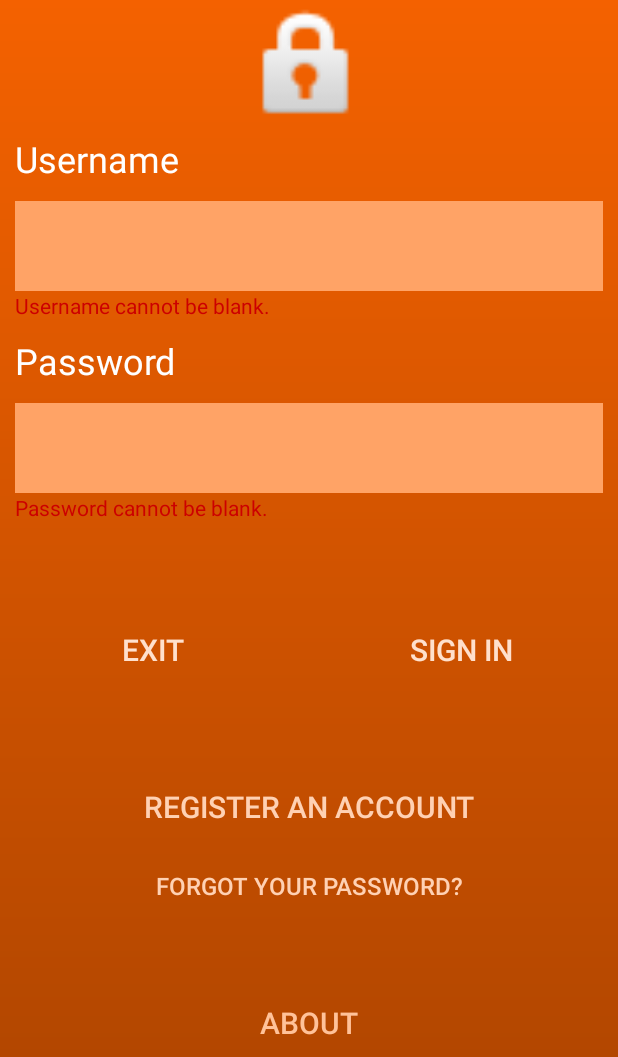
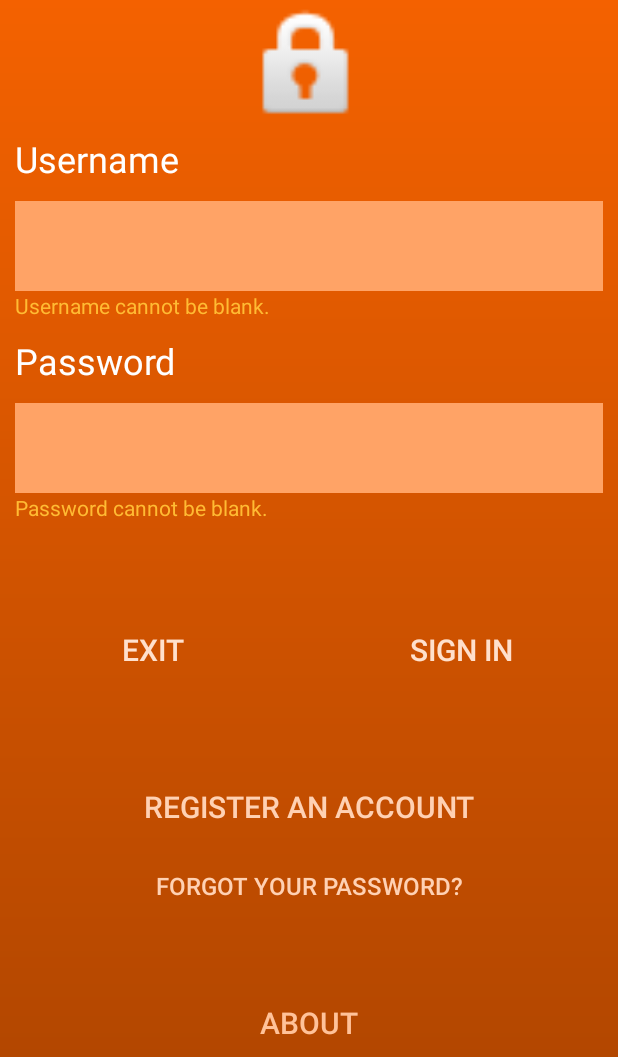
Before and after one commit to pc-chin-android/login-system, an Android app: the screen it shows after launch (LoginActivity), after a tap on "SIGN IN", on a phone screen of 412 x 824 dp, the part 179-1236 px from its top. Run offline under Robolectric (Android 15) with nearby library versions, the phone set to English and light mode, and no system bars; our stand-ins replace Room's generated code.

Commit message:
Set up more stuff

```diff
--- a/app/src/main/java/com/pcchin/loginsys/GeneralFunctions.java
+++ b/app/src/main/java/com/pcchin/loginsys/GeneralFunctions.java
@@ -22,7 +22,7 @@ import javax.crypto.spec.SecretKeySpec;
 import static java.nio.charset.StandardCharsets.UTF_8;
 
 class GeneralFunctions {
-    // Static variables: Creation date, User ID, Device ID
+    // Static variables: Creation date, User ID, Device ID (GUID)
     // Encryption (Salt) : AES, Blowfish, RSA
     // Hashing (Password, restore code) : SHA, PBKDF2
 
@@ -81,4 +81,6 @@ class GeneralFunctions {
 
         return new String(responseByte, UTF_8);
     }
+
+    // TODO: Encrypt & Decrypt
 }
--- a/app/src/main/java/com/pcchin/loginsys/LoginActivity.java
+++ b/app/src/main/java/com/pcchin/loginsys/LoginActivity.java
@@ -17,6 +17,7 @@ import org.jetbrains.annotations.NotNull;
 import java.util.UUID;
 
 public class LoginActivity extends AppCompatActivity {
+    private SharedPreferences.Editor editor;
     private String guidString;
     private boolean doubleBackToExitPressedOnce;
 
@@ -29,12 +30,17 @@ public class LoginActivity extends AppCompatActivity {
         if (guidString == null || guidString.length() == 0) {
             // Set up GUID
             guidString = UUID.randomUUID().toString();
-            SharedPreferences.Editor editor = sharedPref.edit();
+            editor = sharedPref.edit();
             editor.putString("guidString", guidString);
             editor.apply();
         }
 
-        // TODO: Check if user is already logged in
+        boolean isLoggedIn = sharedPref.getBoolean("isLoggedIn", false);
+        if (isLoggedIn) {
+            Intent intent = new Intent(this, UserInfoActivity.class);
+            intent.putExtra("Username", sharedPref.getString("currentUser", ""));
+            startActivity(intent);
+        }
         setContentView(R.layout.activity_login);
     }
 
@@ -83,6 +89,12 @@ public class LoginActivity extends AppCompatActivity {
 
         // Check username and password
         if (firstCheck(username, password) && secondCheck(username, password)) {
+            // Sets isLoggedIn to true
+            editor.putBoolean("isLoggedIn", true);
+            editor.putString("currentUser", username);
+            editor.apply();
+
+            // Starts activity
             Intent intent = new Intent(this, UserInfoActivity.class);
             intent.putExtra("Username", username);
             startActivity(intent);
--- a/app/src/main/res/layout/activity_login.xml
+++ b/app/src/main/res/layout/activity_login.xml
@@ -61,7 +61,7 @@
         android:layout_marginEnd="10dp"
         android:layout_weight="0.5"
         android:text="@string/blank"
-        android:textColor="@android:color/holo_red_dark" />
+        android:textColor="@android:color/holo_orange_light" />
 
     <TextView
         android:id="@+id/login_password_text"
@@ -95,7 +95,7 @@
         android:layout_marginEnd="10dp"
         android:layout_weight="0.5"
         android:text="@string/blank"
-        android:textColor="@android:color/holo_red_dark" />
+        android:textColor="@android:color/holo_orange_light" />
 
     <Space
         android:layout_width="match_parent"
```
Also changed, not shown: app/src/main/java/com/pcchin/loginsys/RegisterActivity.java (+33 -10 lines), app/src/main/res/layout/activity_register.xml (+6 -5 lines), app/src/main/license.txt (added), app/src/main/res/drawable/user.png (added), 1 other file.
